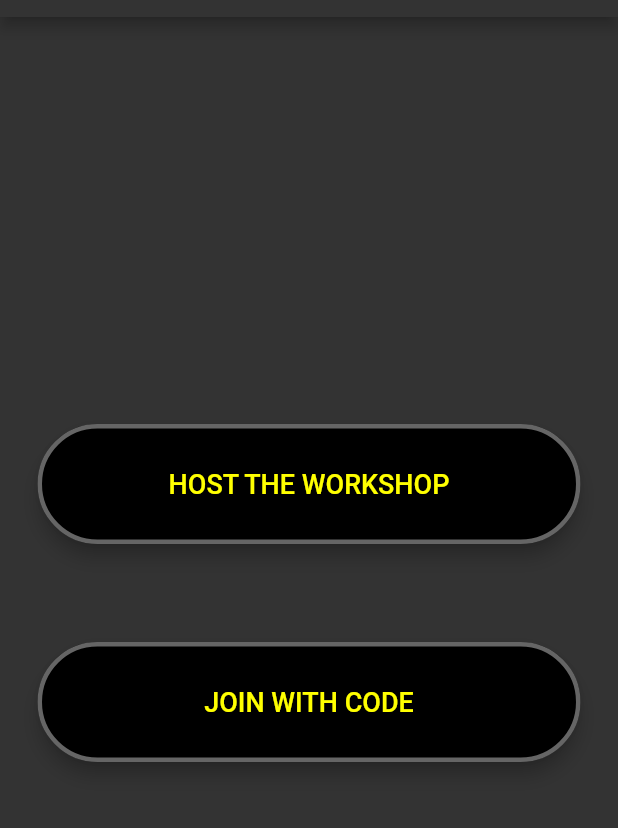
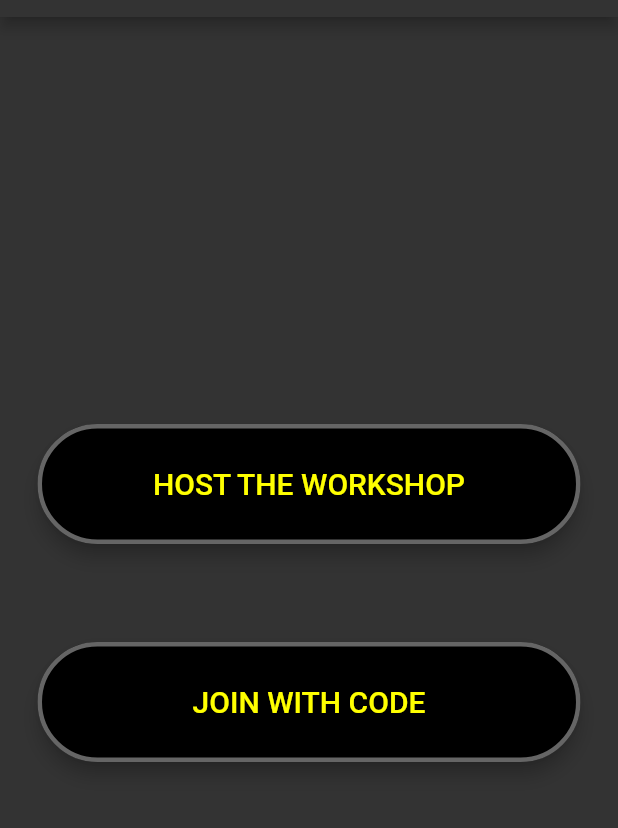
Before and after one commit to concise-ee/superagile_app, a Flutter app: the screen it shows after launch, on a phone screen of 412 x 824 dp, the part 67-895 px from its top. Run offline on Flutter 3.47's test engine with Material 2 defaults, Android fonts, the phone set to English and light mode, and no system bars; our stand-ins replace cloud_firestore, cloud_functions, firebase_auth, firebase_core, percent_indicator, upgrader; missing offline and left inert: flutuate_mixpanel, in_app_update; accounts and stored records are empty; statements that could not run were skipped.

Commit message:
SA-#107: review fixes

```diff
--- a/lib/ui/components/agile_button.dart
+++ b/lib/ui/components/agile_button.dart
@@ -21,7 +21,7 @@ class AgileButton extends StatelessWidget {
         elevation: 5,
         child: Text(
           buttonTitle,
-          style: TextStyle(color: accentColor, fontSize: 18),
+          style: TextStyle(color: accentColor, fontSize: 20),
         ),
         onPressed: onPressed,
       ),
--- a/lib/utils/global_theme.dart
+++ b/lib/utils/global_theme.dart
@@ -4,7 +4,6 @@ const primaryColor = Color.fromRGBO(51, 51, 51, 1);
 const accentColor = Color.fromRGBO(255, 255, 0, 1);
 const secondaryColor = Color.fromRGBO(167, 168, 170, 1);
 const agileButtonBorderColor = Color.fromRGBO(101, 101, 101, 1);
-const textHighlightColor = Color.fromRGBO(167, 168, 170, 0.45);
 const white = Colors.white;
 const black = Colors.black;
 
```
